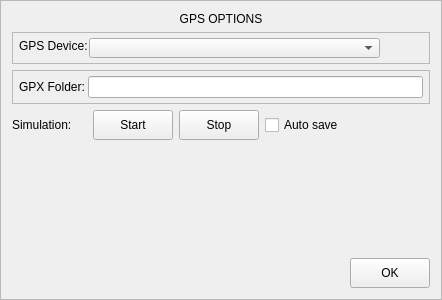
Above: Pilocik/gpsoptionswindow.ui from dotevo/Pilocik before the change. Below: the same form after it.
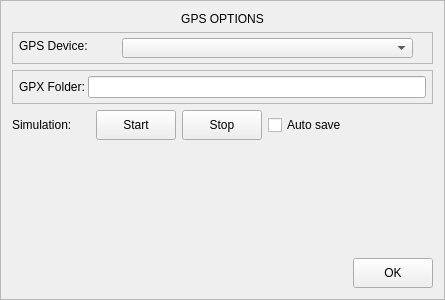
That is the form after the change. Custom widgets are drawn as their Qt base class.

Diff of the .ui file:
```diff
--- a/Pilocik/gpsoptionswindow.ui
+++ b/Pilocik/gpsoptionswindow.ui
@@ -6,7 +6,7 @@
    <rect>
     <x>0</x>
     <y>0</y>
-    <width>442</width>
+    <width>445</width>
     <height>300</height>
    </rect>
   </property>
@@ -114,7 +114,7 @@
        <rect>
         <x>7</x>
         <y>6</y>
-        <width>71</width>
+        <width>91</width>
         <height>16</height>
        </rect>
       </property>
@@ -125,7 +125,7 @@
      <widget class="QComboBox" name="deviceComboBox">
       <property name="geometry">
        <rect>
-        <x>77</x>
+        <x>110</x>
         <y>6</y>
         <width>291</width>
         <height>20</height>
```
